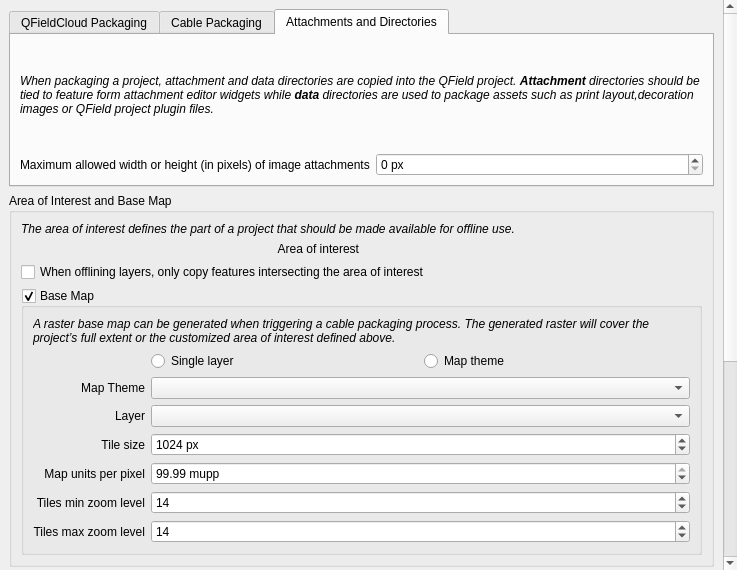
opengisch/qfieldsync, file qfieldsync/ui/project_configuration_widget.ui: the form before one commit.
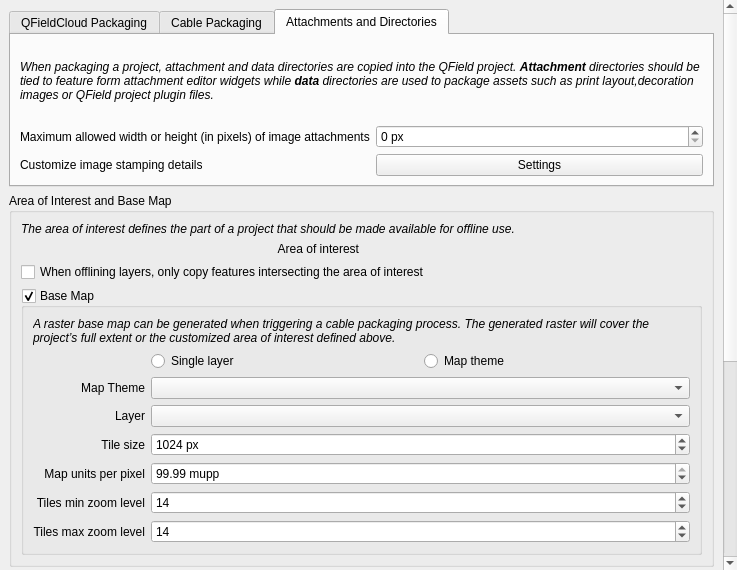
The form after the commit. The open tabs and pages were chosen to show the change. Custom widgets are drawn as their Qt base class.

Commit message: Add image stamping customization functionality

The edit to the form file:
```diff
--- a/qfieldsync/ui/project_configuration_widget.ui
+++ b/qfieldsync/ui/project_configuration_widget.ui
@@ -258,6 +258,20 @@
              </property>
             </widget>
            </item>
+           <item row="3" column="0">
+            <widget class="QLabel" name="customizeImageStampingLabel">
+             <property name="text">
+              <string>Customize image stamping details</string>
+             </property>
+            </widget>
+           </item>
+           <item row="3" column="1">
+            <widget class="QPushButton" name="customizeImageStampingButton">
+             <property name="text">
+              <string>Settings</string>
+             </property>
+            </widget>
+           </item>
           </layout>
          </widget>
         </widget>
```
Left out of the diff: 7 changed lines with no effect on the pictures. The commit also changes 5 other files.
